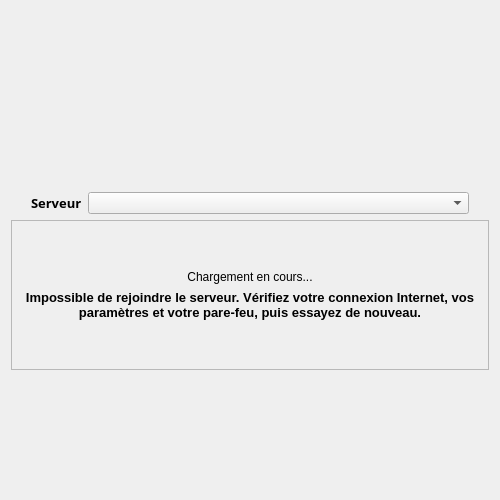
This is client/src/dialogs/WebLoginDialog.ui in introlab/openteraplus as Qt 5 draws it before an edit. The edited form follows.
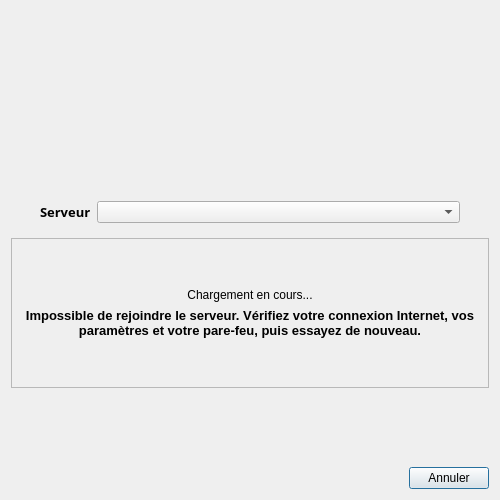
This is the edited form. Icons and pictures are not drawn.

Commit message: Refs #95. Working 2FA setup flow on login

Patch:
```diff
--- a/client/src/dialogs/WebLoginDialog.ui
+++ b/client/src/dialogs/WebLoginDialog.ui
@@ -24,7 +24,7 @@
   </property>
   <property name="maximumSize">
    <size>
-    <width>450</width>
+    <width>500</width>
     <height>500</height>
    </size>
   </property>
@@ -71,6 +71,7 @@
     </layout>
    </item>
    <item>
+    <widget class="QFrame" name="frameServers">
     <layout class="QHBoxLayout" name="horizontalLayout_2">
      <item>
       <spacer name="horizontalSpacer">
@@ -130,6 +131,7 @@
       </spacer>
      </item>
     </layout>
+    </widget>
    </item>
    <item>
     <widget class="QFrame" name="frameLoginMessages">
@@ -220,6 +222,33 @@
      </property>
     </widget>
    </item>
+   <item>
+    <layout class="QHBoxLayout" name="horizontalLayout_3">
+     <item>
+      <spacer name="horizontalSpacer_3">
+       <property name="orientation">
+        <enum>Qt::Orientation::Horizontal</enum>
+       </property>
+       <property name="sizeHint" stdset="0">
+        <size>
+         <width>40</width>
+         <height>20</height>
+        </size>
+       </property>
+      </spacer>
+     </item>
+     <item>
+      <widget class="QPushButton" name="btnCancel">
+       <property name="cursor">
+        <cursorShape>PointingHandCursor</cursorShape>
+       </property>
+       <property name="text">
+        <string>Annuler</string>
+       </property>
+      </widget>
+     </item>
+    </layout>
+   </item>
   </layout>
  </widget>
  <resources>
```
Lines whose indentation alone changed are shown as unchanged. The commit also changes 2 other files.
